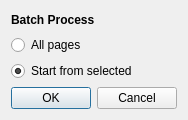
First picture: the form in ui/StartBatchProcessingDialog.ui, repository 4lex4/scantailor-advanced, before the edit.
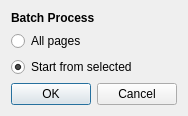
Second picture: the form after the edit.

What changed in the file:
```diff
--- a/ui/StartBatchProcessingDialog.ui
+++ b/ui/StartBatchProcessingDialog.ui
@@ -7,7 +7,7 @@
     <x>0</x>
     <y>0</y>
     <width>184</width>
-    <height>120</height>
+    <height>116</height>
    </rect>
   </property>
   <property name="windowTitle">
@@ -47,6 +47,19 @@
      </property>
     </widget>
    </item>
+   <item>
+    <spacer name="verticalSpacer">
+     <property name="orientation">
+      <enum>Qt::Vertical</enum>
+     </property>
+     <property name="sizeHint" stdset="0">
+      <size>
+       <width>20</width>
+       <height>40</height>
+      </size>
+     </property>
+    </spacer>
+   </item>
    <item>
     <widget class="QDialogButtonBox" name="buttonBox">
      <property name="orientation">
```
